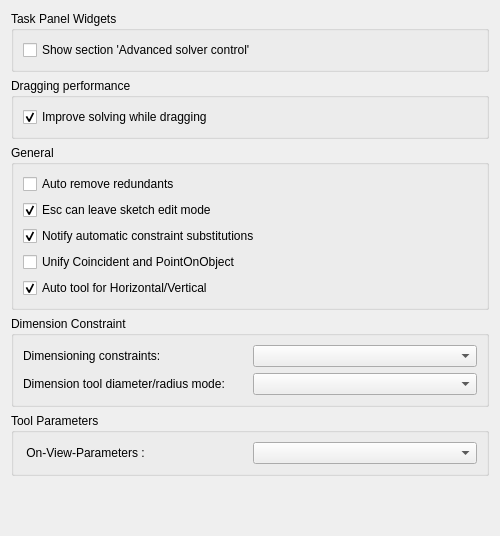
Above: src/Mod/Sketcher/Gui/SketcherSettings.ui from southseact-3d/fcd before the change. Below: the same form after it.
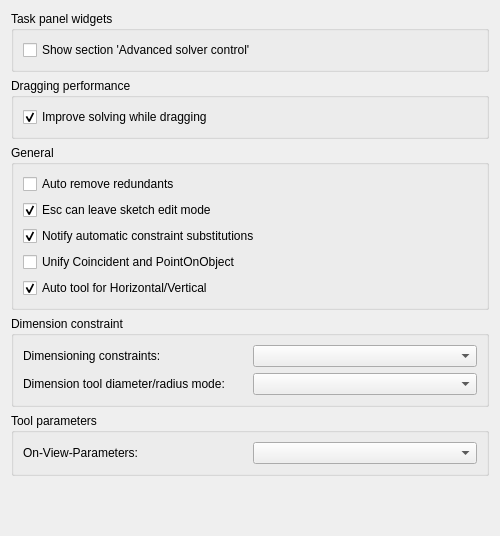
That is the form after the change. Custom widgets are drawn as their Qt base class.

Commit message:
Sketcher: minor fixes to 2 prefs ui files
* Titles in sentence case.
* No space before colon.
* Choose instead of chose.
* Vertex item first in "Colors outside Sketcher" as well.

The edit to the form file:
```diff
--- a/src/Mod/Sketcher/Gui/SketcherSettings.ui
+++ b/src/Mod/Sketcher/Gui/SketcherSettings.ui
@@ -17,7 +17,7 @@
    <item row="0" column="0">
     <widget class="QGroupBox" name="groupBox_2">
      <property name="title">
-      <string>Task Panel Widgets</string>
+      <string>Task panel widgets</string>
      </property>
      <layout class="QGridLayout" name="gridLayout_4">
       <item row="0" column="0">
@@ -209,7 +209,7 @@
       </sizepolicy>
      </property>
      <property name="title">
-      <string>Dimension Constraint</string>
+      <string>Dimension constraint</string>
      </property>
      <layout class="QGridLayout" name="gridLayout_general">
       <item row="0" column="0">
@@ -259,13 +259,13 @@
       </sizepolicy>
      </property>
      <property name="title">
-      <string>Tool Parameters</string>
+      <string>Tool parameters</string>
      </property>
      <layout class="QGridLayout" name="gridLayout_vis">
       <item row="0" column="0">
        <widget class="QLabel" name="ovpVisibilityLabel">
         <property name="text">
-         <string> On-View-Parameters :</string>
+         <string>On-View-Parameters:</string>
         </property>
        </widget>
       </item>
```
Left out of the diff: 6 changed lines with no effect on the pictures. The commit also changes 1 other file.
